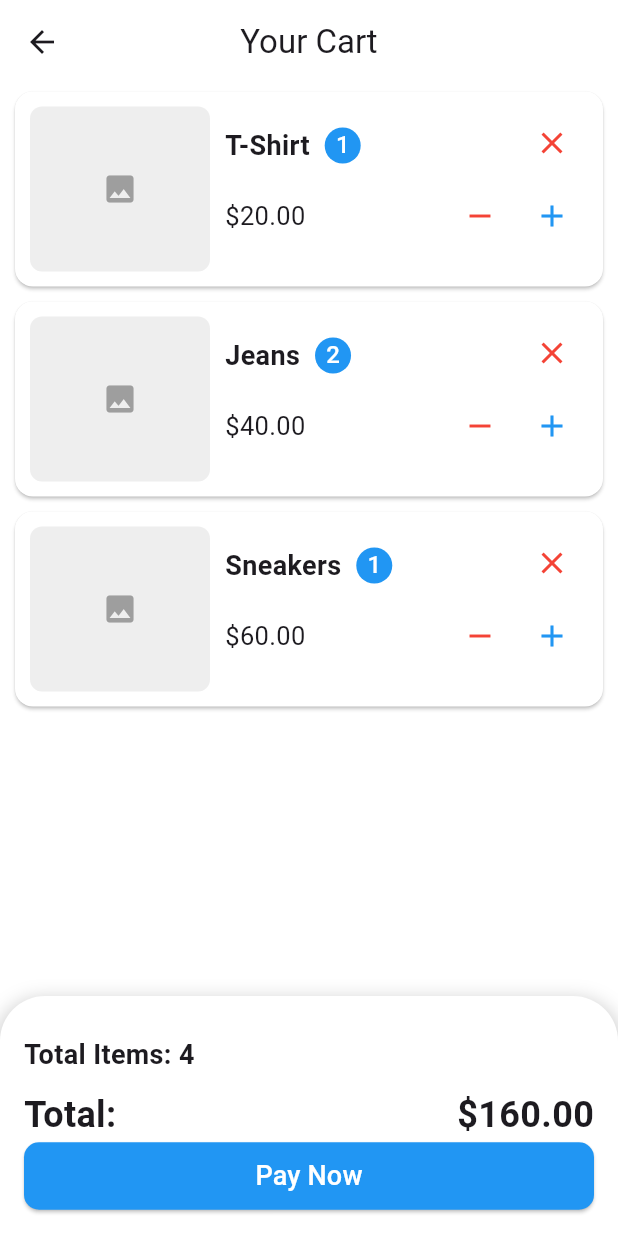
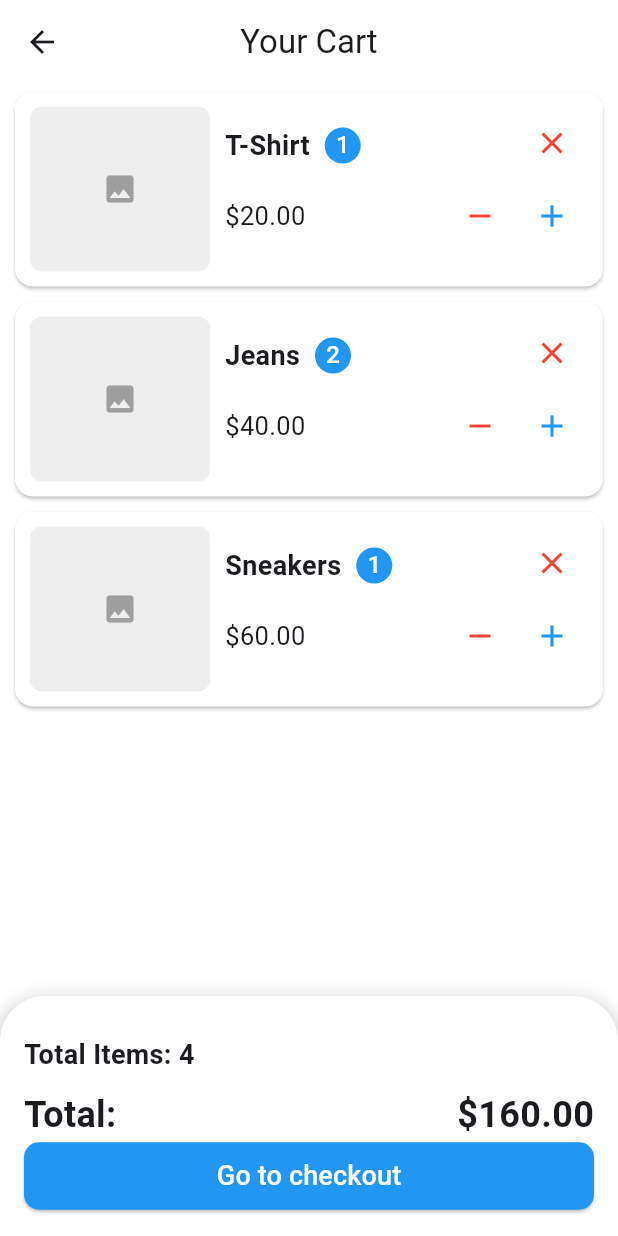
Before and after one commit to hadishamoun1/vesti-app, a Flutter app: the CartScreen screen opened directly, on a phone screen of 412 x 824 dp. Run offline on Flutter 3.47's test engine with Material 3 defaults, Android fonts, the light colour scheme and no system bars; our stand-ins replace geolocator, image_picker, jwt_decoder, permission_handler, shared_preferences; missing offline and left inert: flutter_background_geolocation; accounts and stored records are empty.

Commit message:
Edited elevated button text

```diff
--- a/lib/screens/Cart.dart
+++ b/lib/screens/Cart.dart
@@ -222,7 +222,7 @@ class _CartScreenState extends State<CartScreen> {
                       ),
                     ),
                     child: Text(
-                      'Pay Now',
+                      'Go to checkout',
                       style: TextStyle(fontSize: 18),
                     ),
                   ),
```
